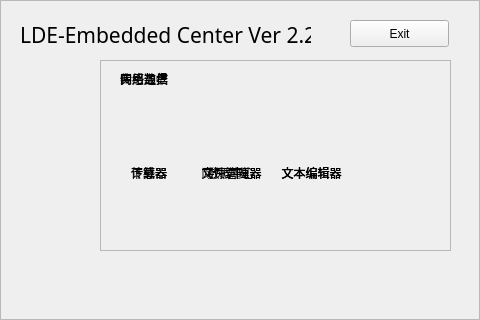
The window that src/ldecenter/form.ui (xuzhuoyi/LDE-Embedded) describes before a commit, drawn with Qt 5.
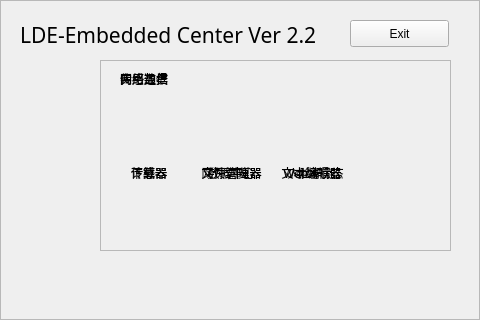
The same window after the commit. Icons and pictures are not drawn. Custom widgets are drawn as their Qt base class.

```diff
--- a/src/ldecenter/form.ui
+++ b/src/ldecenter/form.ui
@@ -96,7 +96,7 @@
      <rect>
       <x>20</x>
       <y>20</y>
-      <width>291</width>
+      <width>321</width>
       <height>31</height>
      </rect>
     </property>
@@ -404,12 +404,12 @@
       <rect>
        <x>176</x>
        <y>105</y>
-       <width>71</width>
+       <width>75</width>
        <height>16</height>
       </rect>
      </property>
      <property name="text">
-      <string>文本编辑器</string>
+      <string>Web端状态</string>
      </property>
      <property name="alignment">
       <set>Qt::AlignCenter</set>
@@ -632,7 +632,7 @@
       </rect>
      </property>
      <property name="text">
-      <string>文本编辑器</string>
+      <string>人脸识别</string>
      </property>
      <property name="alignment">
       <set>Qt::AlignCenter</set>
```
Left out of the diff: 23 changed lines with no effect on the pictures.
